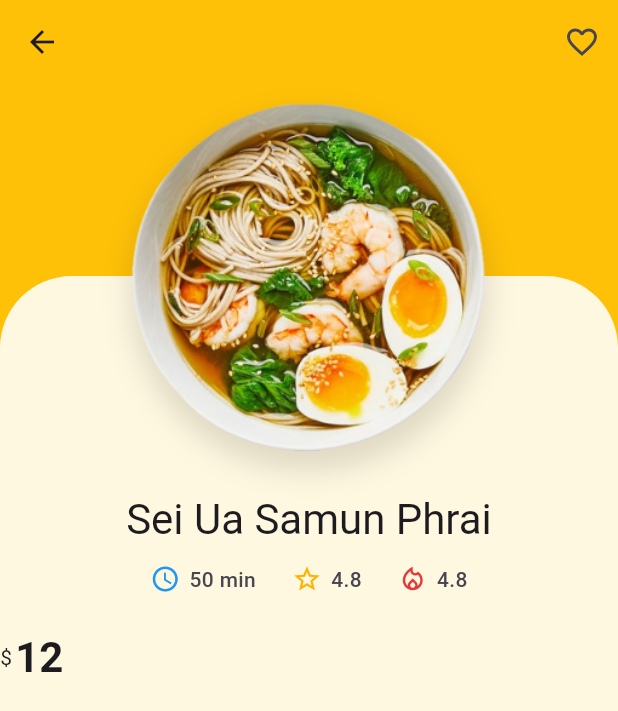
After one commit to M9heb/food_delivery_UI, a Flutter app: the screen it shows after launch, after a tap on "Soba Soup", on a phone screen of 412 x 824 dp. The commit adds this screen. Shown: the top 711 px of the screen. Run offline on Flutter 3.47's test engine with Material 3 defaults, Android fonts, the phone set to English and light mode, and no system bars; our stand-ins replace flutter_svg.

Commit message:
Adds the second page upto 12 usd

```diff
--- /dev/null
+++ b/lib/food_description.dart
@@ -0,0 +1,129 @@
+import 'package:flutter/material.dart';
+
+class FoodDescription extends StatelessWidget {
+  const FoodDescription({super.key});
+  @override
+  Widget build(BuildContext context) {
+    return Scaffold(
+      backgroundColor: Colors.amber[500],
+      appBar: AppBar(
+        backgroundColor: Colors.amber[500],
+        actions: [
+          Spacer(),
+          IconButton(
+              onPressed: () {}, icon: Icon(Icons.favorite_border_outlined))
+        ],
+      ),
+      body: Stack(
+        children: [
+          Expanded(
+            child: Container(
+              width: double.infinity,
+              margin: EdgeInsets.only(top: 128),
+              padding: EdgeInsets.only(top: 144),
+              decoration: BoxDecoration(
+                color: Colors.amber[50],
+                borderRadius: BorderRadius.vertical(top: Radius.circular(48)),
+              ),
+              child: Column(
+                children: [
+                  Text(
+                    "Sei Ua Samun Phrai",
+                    style: Theme.of(context).textTheme.headlineMedium,
+                  ),
+                  SizedBox(
+                    height: 12,
+                  ),
+                  Row(
+                    spacing: 24,
+                    mainAxisAlignment: MainAxisAlignment.center,
+                    children: [
+                      Row(
+                        spacing: 6,
+                        children: [
+                          Icon(Icons.schedule_outlined,
+                              size: 20, color: Colors.blue),
+                          Text(
+                            "50 min",
+                            style: TextStyle(
+                                fontWeight: FontWeight.w500,
+                                color: Theme.of(context)
+                                    .colorScheme
+                                    .onSurfaceVariant),
+                          )
+                        ],
+                      ),
+                      Row(
+                        spacing: 6,
+                        children: [
+                          Icon(Icons.star_border_outlined,
+                              size: 20, color: Colors.amber[600]),
+                          Text(
+                            "4.8",
+                            style: TextStyle(
+                                fontWeight: FontWeight.w500,
+                                color: Theme.of(context)
+                                    .colorScheme
+                                    .onSurfaceVariant),
+                          )
+                        ],
+                      ),
+                      Row(
+                        spacing: 6,
+                        children: [
+                          Icon(Icons.local_fire_department_outlined,
+                              size: 20, color: Colors.red[600]),
+                          Text(
+                            "4.8",
+                            style: TextStyle(
+                                fontWeight: FontWeight.w500,
+                                color: Theme.of(context)
+                                    .colorScheme
+                                    .onSurfaceVariant),
+                          )
+                        ],
+                      ),
+                    ],
+                  ),
+                  SizedBox(
+                    height: 24,
+                  ),
+                  Row(
+                    spacing: 2,
+                    children: [
+                      Text("\$", style: Theme.of(context).textTheme.bodyMedium),
+                      Text(
+                        "12",
+                        style: Theme.of(context)
+                            .textTheme
+                            .headlineMedium
+                            ?.copyWith(
+                              fontWeight: FontWeight.bold,
+                            ),
+                      ),
+                    ],
+                  )
+                ],
+              ),
+            ),
+          ),
+          Center(
+            heightFactor: 1,
+            child: Container(
+                decoration: BoxDecoration(
+                    borderRadius: BorderRadius.all(Radius.circular(9999)),
+                    boxShadow: [
+                      BoxShadow(
+                          color: Colors.black12,
+                          offset: Offset(0, 12),
+                          blurRadius: 16,
+                          spreadRadius: -8),
+                    ]),
+                child: Image(
+                    width: 256, image: AssetImage("assets/images/dish1.png"))),
+          ),
+        ],
+      ),
+    );
+  }
+}
--- a/lib/home.dart
+++ b/lib/home.dart
@@ -1,5 +1,6 @@
 import 'package:flutter/material.dart';
 import 'package:flutter_svg/flutter_svg.dart';
+import 'package:food_app/food_description.dart';
 
 class HomePage extends StatelessWidget {
   const HomePage({super.key});
@@ -187,7 +188,16 @@ class HomePage extends StatelessWidget {
             Column(
               spacing: 16,
               children: [
-                Container(
+                GestureDetector(
+                  onTap: () {
+                    Navigator.push(
+                      context,
+                      MaterialPageRoute(
+                        builder: (ctx) => FoodDescription(),
+                      ),
+                    );
+                  },
+                  child: Container(
                     padding: EdgeInsets.all(12),
                     decoration: BoxDecoration(
                         color: Colors.white,
@@ -220,8 +230,9 @@ class HomePage extends StatelessWidget {
                                 spacing: 2,
                                 children: [
                                   Text("\$",
-                                    style:
-                                        Theme.of(context).textTheme.bodySmall),
+                                      style: Theme.of(context)
+                                          .textTheme
+                                          .bodySmall),
                                   Text(
                                     "12",
                                     style: Theme.of(context)
@@ -240,7 +251,17 @@ class HomePage extends StatelessWidget {
                       ],
                     ),
                   ),
-                Container(
+                ),
+                GestureDetector(
+                  onTap: () {
+                    Navigator.push(
+                      context,
+                      MaterialPageRoute(
+                        builder: (ctx) => FoodDescription(),
+                      ),
+                    );
+                  },
+                  child: Container(
                     padding: EdgeInsets.all(12),
                     decoration: BoxDecoration(
                         color: Colors.white,
@@ -273,8 +294,9 @@ class HomePage extends StatelessWidget {
                                 spacing: 2,
                                 children: [
                                   Text("\$",
-                                    style:
-                                        Theme.of(context).textTheme.bodySmall),
+                                      style: Theme.of(context)
+                                          .textTheme
+                                          .bodySmall),
                                   Text(
                                     "12",
                                     style: Theme.of(context)
@@ -293,7 +315,17 @@ class HomePage extends StatelessWidget {
                       ],
                     ),
                   ),
-                Container(
+                ),
+                GestureDetector(
+                  onTap: () {
+                    Navigator.push(
+                      context,
+                      MaterialPageRoute(
+                        builder: (ctx) => FoodDescription(),
+                      ),
+                    );
+                  },
+                  child: Container(
                     padding: EdgeInsets.all(12),
                     decoration: BoxDecoration(
                         color: Colors.white,
@@ -326,8 +358,9 @@ class HomePage extends StatelessWidget {
                                 spacing: 2,
                                 children: [
                                   Text("\$",
-                                    style:
-                                        Theme.of(context).textTheme.bodySmall),
+                                      style: Theme.of(context)
+                                          .textTheme
+                                          .bodySmall),
                                   Text(
                                     "12",
                                     style: Theme.of(context)
@@ -344,6 +377,7 @@ class HomePage extends StatelessWidget {
                         ),
                         Icon(Icons.chevron_right),
                       ],
+                    ),
                   ),
                 )
               ],
```
Lines whose indentation alone changed are shown as unchanged.
